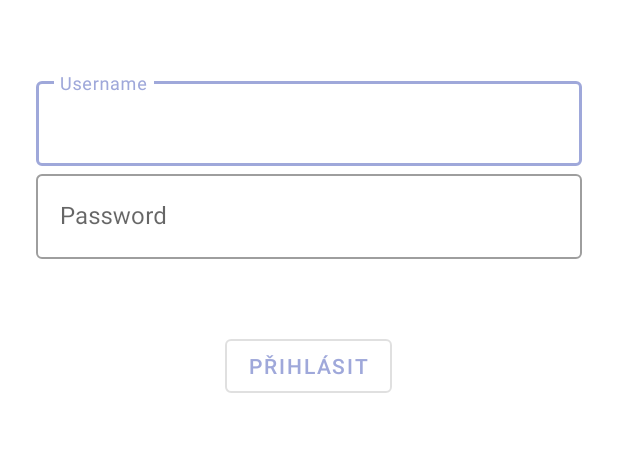
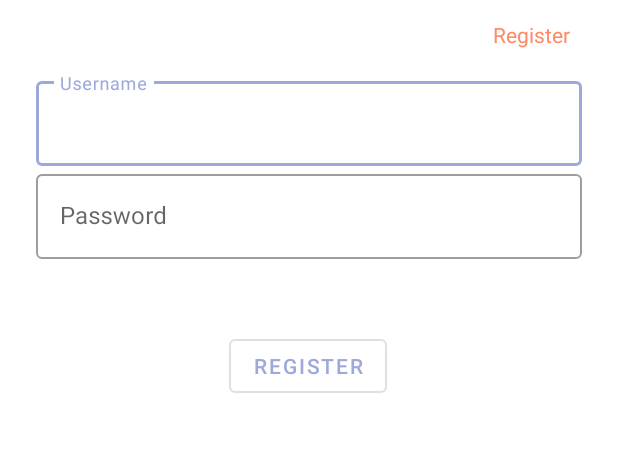
Before and after one commit to kujade/book-app, an Android app: the screen it shows after launch (MainActivity), on a phone screen of 412 x 824 dp, the part 218-670 px from its top. Run offline under Robolectric (Android 15) with nearby library versions, the phone set to English and light mode, and no system bars; our stand-ins replace Firebase (no records; nobody signed in at launch, a user with empty details on screens opened directly).

Commit message:
added main view model and dashboard fragment

```diff
--- a/app/build.gradle
+++ b/app/build.gradle
@@ -36,6 +36,11 @@ dependencies {
     implementation 'com.google.firebase:firebase-auth:17.0.0'
     implementation 'com.google.firebase:firebase-core:16.0.9'
 
+
+    /* lifecycle component */
+    def lifecycle_version = "2.0.0"
+    implementation "androidx.lifecycle:lifecycle-extensions:$lifecycle_version"
+
 }
 
 
--- a/app/src/main/java/com/denisa/bookapp/MainActivity.kt
+++ b/app/src/main/java/com/denisa/bookapp/MainActivity.kt
@@ -10,9 +10,10 @@ class MainActivity : AppCompatActivity() {
         super.onCreate(savedInstanceState)
         setContentView(R.layout.activity_main)
 
-        supportFragmentManager
-            .beginTransaction()
-            .add(R.id.mainContent, LoginFragment())
-            .commit()
+        if (supportFragmentManager.fragments.isEmpty())
+            supportFragmentManager
+                .beginTransaction()
+                .add(R.id.mainContent, LoginFragment())
+                .commit()
     }
 }
--- /dev/null
+++ b/app/src/main/java/com/denisa/bookapp/MainViewModel.kt
@@ -0,0 +1,8 @@
+package com.denisa.bookapp
+
+import androidx.lifecycle.ViewModel
+
+class MainViewModel: ViewModel() {
+
+
+}
--- a/app/src/main/java/com/denisa/bookapp/login/LoginFragment.kt
+++ b/app/src/main/java/com/denisa/bookapp/login/LoginFragment.kt
@@ -1,16 +1,102 @@
 package com.denisa.bookapp.login
 
 import android.os.Bundle
+import android.util.Log
 import android.view.LayoutInflater
 import android.view.View
 import android.view.ViewGroup
+import android.widget.Toast
 import androidx.fragment.app.Fragment
+import androidx.lifecycle.ViewModelProviders
+import com.denisa.bookapp.MainViewModel
 import com.denisa.bookapp.R
+import com.denisa.bookapp.dashboard.DashboardFragment
+import com.google.firebase.auth.FirebaseAuth
+import kotlinx.android.synthetic.main.fragment_login.*
+
 
 class LoginFragment : Fragment() {
+
+    lateinit var viewModel: MainViewModel
+    private lateinit var auth: FirebaseAuth
+
+    val TAG = this::class.java.name
+
 
     override fun onCreateView(inflater: LayoutInflater, container: ViewGroup?, savedInstanceState: Bundle?): View? {
         return inflater.inflate(R.layout.fragment_login, container, false)
     }
 
+    override fun onViewCreated(view: View, savedInstanceState: Bundle?) {
+        super.onViewCreated(view, savedInstanceState)
+        viewModel = ViewModelProviders.of(activity!!).get(MainViewModel::class.java)
+
+        auth = FirebaseAuth.getInstance()
+
+        val currentUser = auth.currentUser
+        Log.i(TAG, "Current user ${currentUser?.displayName}")
+
+        if (currentUser == null) {
+            btLogin.text = getString(R.string.register)
+            btLogin.setOnClickListener { registerUser() }
+        } else {
+            btLogin.text = getString(R.string.sing_button)
+            btLogin.setOnClickListener { loginUser() }
+        }
+    }
+
+    private fun loginUser() {
+        if (inputFieldsValidated()) return
+
+        auth.signInWithEmailAndPassword(editUsername.text.toString().trim(), editPassword.text.toString().trim())
+            .addOnCompleteListener { task ->
+                if (task.isSuccessful) {
+                    Log.i(TAG, "Signed in user ${auth.currentUser!!.uid} ${auth.currentUser!!.email}")
+                    goToDashboard()
+                } else {
+                    Log.i(TAG, "sign in failed")
+                    showToast(String.format(getString(R.string.sign_in_error_msg), task.exception?.message))
+                }
+            }
+    }
+
+    private fun goToDashboard() {
+        activity
+            ?.supportFragmentManager
+            ?.beginTransaction()
+            ?.replace(R.id.mainContent, DashboardFragment())
+            ?.commit()
+    }
+
+    private fun registerUser() {
+        if (inputFieldsValidated()) return
+
+        auth.createUserWithEmailAndPassword(editUsername.text.toString().trim(), editPassword.text.toString().trim())
+            .addOnCompleteListener { task ->
+                if (task.isSuccessful) {
+                    Log.i(TAG, "Current user ${auth.currentUser!!.uid}")
+                    goToDashboard()
+                } else {
+                    Log.i(TAG, "create user failed")
+                    showToast("User creation failed. ${task.exception?.message}")
+                }
+            }
+    }
+
+    private fun inputFieldsValidated(): Boolean {
+        if (editUsername.text.isNullOrBlank()) {
+            showToast("Username cannot be empty")
+            return true
+        }
+        if (editPassword.text.isNullOrBlank()) {
+            showToast("Password cannot be empty")
+            return true
+        }
+        return false
+    }
+
+    private fun showToast(message: String) {
+        Toast.makeText(context, message, Toast.LENGTH_LONG).show()
+    }
+
 }
--- a/app/src/main/res/layout/fragment_login.xml
+++ b/app/src/main/res/layout/fragment_login.xml
@@ -1,12 +1,13 @@
 <?xml version="1.0" encoding="utf-8"?>
 <ScrollView xmlns:android="http://schemas.android.com/apk/res/android"
+            xmlns:app="http://schemas.android.com/apk/res-auto"
+            xmlns:tools="http://schemas.android.com/tools"
             android:layout_width="match_parent"
             android:layout_height="match_parent">
 
-<androidx.constraintlayout.widget.ConstraintLayout xmlns:android="http://schemas.android.com/apk/res/android"
-                                                   xmlns:app="http://schemas.android.com/apk/res-auto"
+    <androidx.constraintlayout.widget.ConstraintLayout
             android:layout_width="match_parent"
-                                                   android:layout_height="match_parent">
+            android:layout_height="wrap_content">
 
         <TextView
                 android:text="@string/app_name"
@@ -53,7 +54,11 @@
             <com.google.android.material.textfield.TextInputEditText
                     android:id="@+id/editUsername"
                     android:layout_width="match_parent"
-                android:layout_height="wrap_content"/>
+                    android:layout_height="wrap_content"
+                    android:maxLines="1"
+                    android:inputType="text"
+                    android:imeOptions="actionNext"
+                    android:nextFocusDown="@+id/editPassword"/>
 
         </com.google.android.material.textfield.TextInputLayout>
 
@@ -74,16 +79,17 @@
                     android:id="@+id/editPassword"
                     android:inputType="textPassword"
                     android:layout_width="match_parent"
-                android:layout_height="wrap_content"/>
+                    android:layout_height="wrap_content"
+                    android:imeOptions="actionDone"/>
 
         </com.google.android.material.textfield.TextInputLayout>
 
         <com.google.android.material.button.MaterialButton
-            android:id="@+id/material_text_button"
+                android:id="@+id/btLogin"
                 style="@style/Widget.MaterialComponents.Button.OutlinedButton"
                 android:layout_width="wrap_content"
                 android:layout_height="wrap_content"
-            android:text="@string/sing_button"
+                tools:text="@string/sing_button"
                 android:layout_marginTop="24dp"
                 app:layout_constraintTop_toBottomOf="@+id/inputPassword"
                 android:layout_marginStart="8dp"
@@ -100,7 +106,20 @@
                 android:layout_height="wrap_content"
                 android:id="@+id/guidelineMiddle"
                 android:orientation="horizontal"
-            app:layout_constraintGuide_percent="0.30"/>
+                app:layout_constraintGuide_percent="0.3"/>
+
+        <TextView
+                android:text="@string/register"
+                android:layout_width="wrap_content"
+                android:layout_height="wrap_content"
+                android:id="@+id/tvChooseType"
+                android:layout_marginBottom="8dp"
+                android:textColor="@color/colorSecondary"
+                android:clickable="true"
+                android:focusable="true"
+                app:layout_constraintBottom_toTopOf="@+id/guidelineMiddle"
+                app:layout_constraintEnd_toEndOf="@+id/inputUsername"
+                android:layout_marginEnd="8dp"/>
     </androidx.constraintlayout.widget.ConstraintLayout>
 
 </ScrollView>
--- a/app/src/main/res/values/strings.xml
+++ b/app/src/main/res/values/strings.xml
@@ -3,5 +3,8 @@
     <string name="username">Username</string>
     <string name="password">Password</string>
     <string name="sing_button">Přihlásit</string>
+    <string name="sign_up">Sign Up</string>
     <string name="welcome">Pro vstup je nutné se přihlásit.</string>
+    <string name="register">Register</string>
+    <string name="sign_in_error_msg">Sign in failed. %1$s</string>
 </resources>
```
Also changed, not shown: app/src/main/AndroidManifest.xml (+4 -3 lines), app/src/main/java/com/denisa/bookapp/dashboard/DashboardFragment.kt (added, +39 -0 lines), app/src/main/res/layout/fragment_dashboard.xml (added, +29 -0 lines). Lines whose indentation alone changed are shown as unchanged.
